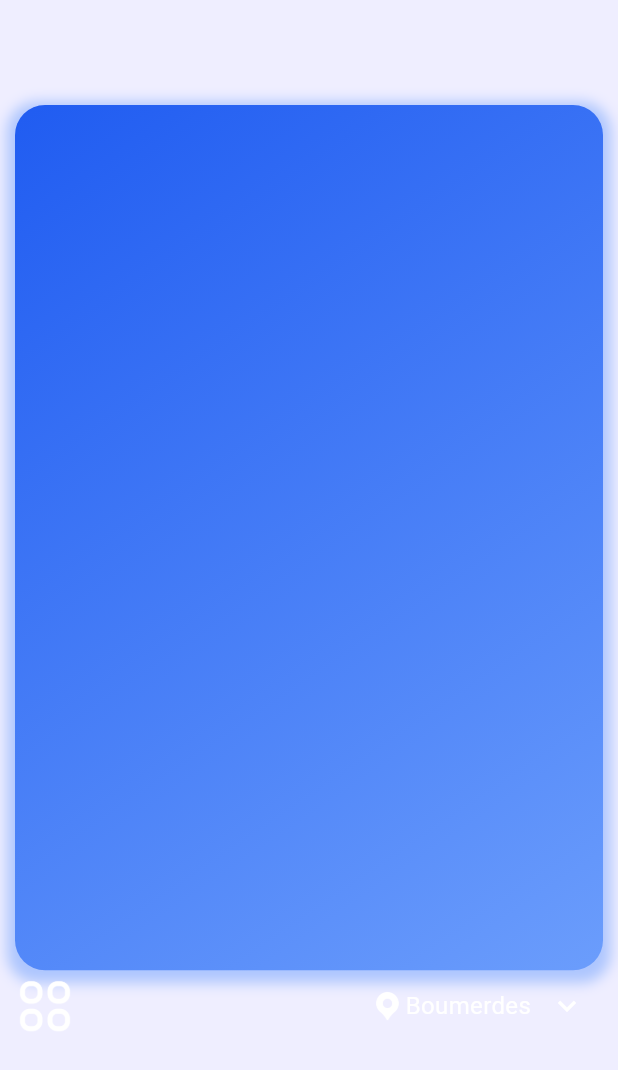
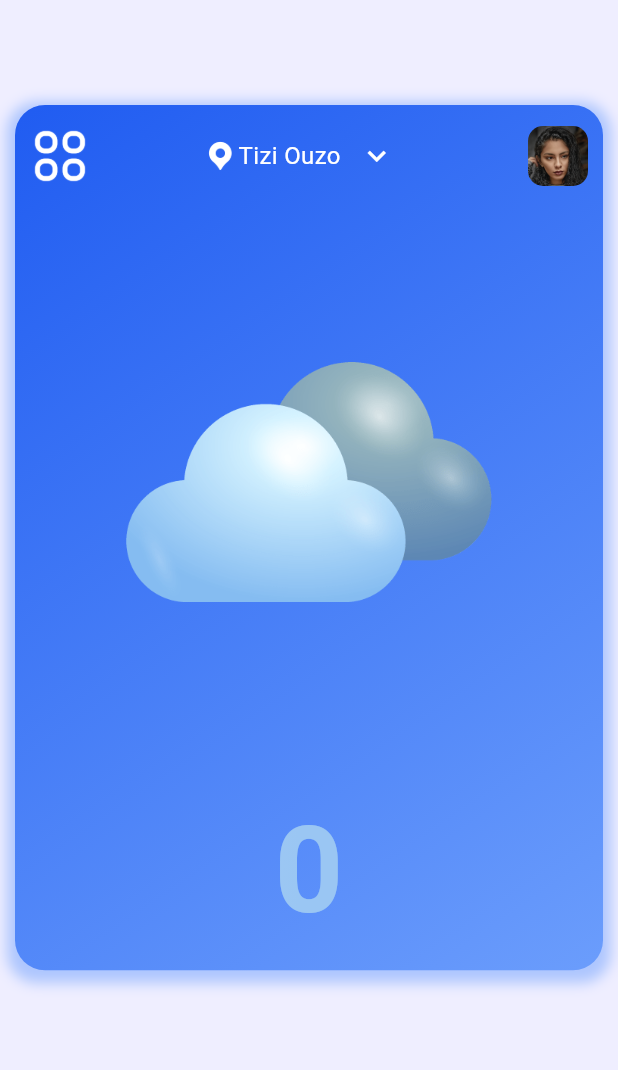
Before and after one commit to ZakyTm/Weather_Forecast, a Flutter app: the screen it shows after launch, on a phone screen of 412 x 824 dp. Shown: the top 1070 px of the screen. Run offline on Flutter 3.47's test engine with Material 3 defaults, Android fonts, the phone set to English and light mode, and no system bars; our stand-ins replace modal_bottom_sheet; network calls fail.

```diff
--- a/lib/ui/home_page.dart
+++ b/lib/ui/home_page.dart
@@ -21,7 +21,7 @@ class _HomePageState extends State<HomePage> {
 
   final Constants _constants = Constants();
   static String API_Key = 'abf1117e552c4f9d9d1143140241108';
-  String location = 'Boumerdes';
+  String location = 'Tizi Ouzo';
   String weatherIcon = 'heavycloudy.png';
   int temperature = 0;
   int windSpeed = 0;
@@ -114,8 +114,7 @@ class _HomePageState extends State<HomePage> {
           crossAxisAlignment: CrossAxisAlignment.center,
           children: [
             Container(
-                  padding:
-                      const EdgeInsets.symmetric(vertical: 10, horizontal: 10),
+              padding: const EdgeInsets.symmetric(vertical: 10, horizontal: 10),
               height: size.height * .7,
               decoration: BoxDecoration(
                 gradient: _constants.linearGradientBlue,
@@ -128,10 +127,10 @@ class _HomePageState extends State<HomePage> {
                   ),
                 ],
                 borderRadius: BorderRadius.circular(20),
-                  )),
-              Column(
+              ),
+              child: Column(
                 crossAxisAlignment: CrossAxisAlignment.center,
-                  mainAxisAlignment: MainAxisAlignment.spaceAround,
+                mainAxisAlignment: MainAxisAlignment.spaceBetween,
                 children: [
                   Row(
                     mainAxisAlignment: MainAxisAlignment.spaceBetween,
@@ -157,15 +156,12 @@ class _HomePageState extends State<HomePage> {
                                 _cityController.clear();
                                 showMaterialModalBottomSheet(
                                     context: context,
-                                      builder: (context) =>
-                                          SingleChildScrollView(
+                                    builder: (context) => SingleChildScrollView(
                                           controller:
-                                                ModalScrollController.of(
-                                                    context),
+                                              ModalScrollController.of(context),
                                           child: Container(
                                             height: size.height * .2,
-                                              padding:
-                                                  const EdgeInsets.symmetric(
+                                            padding: const EdgeInsets.symmetric(
                                               horizontal: 20,
                                               vertical: 10,
                                             ),
@@ -183,21 +179,19 @@ class _HomePageState extends State<HomePage> {
                                               ),
                                               TextField(
                                                 onChanged: (searchText) {
-                                                    fetchWeatherData(
-                                                        searchText);
+                                                  fetchWeatherData(searchText);
                                                 },
                                                 controller: _cityController,
                                                 autofocus: true,
                                                 decoration: InputDecoration(
                                                   prefixIcon: Icon(
                                                     Icons.search,
-                                                      color: _constants
-                                                          .primaryColor,
+                                                    color:
+                                                        _constants.primaryColor,
                                                   ),
                                                   suffixIcon: GestureDetector(
                                                     onTap: () =>
-                                                          _cityController
-                                                              .clear(),
+                                                        _cityController.clear(),
                                                     child: Icon(Icons.close,
                                                         color: _constants
                                                             .primaryColor),
@@ -224,11 +218,42 @@ class _HomePageState extends State<HomePage> {
                                   color: Colors.white)),
                         ],
                       ),
+                      ClipRRect(
+                        borderRadius: BorderRadius.circular(10),
+                        child: Image.asset(
+                          "assets/profile.png",
+                          width: 40,
+                          height: 40,
+                        ),
+                      ),
                     ],
                   ),
-                  ]),
+                  SizedBox(
+                    height: 160,
+                    child: Image.asset("assets/$weatherIcon"),
+                  ),
+                  Row(
+                    crossAxisAlignment: CrossAxisAlignment.start,
+                    mainAxisAlignment: MainAxisAlignment.center,
+                    children: [
+                      Padding(
+                        padding: const EdgeInsets.only(top: 8),
+                        child: Text(
+                          temperature.toString(),
+                          style: TextStyle(
+                              fontSize: 80,
+                              fontWeight: FontWeight.bold,
+                              foreground: Paint()..shader = _constants.shader),
+                        ),
+                      ),
                     ],
-          )),
+                  ),
+                ],
+              ),
+            ),
+          ],
+        ),
+      ),
     );
   }
 }
```
Lines whose indentation alone changed are shown as unchanged.
